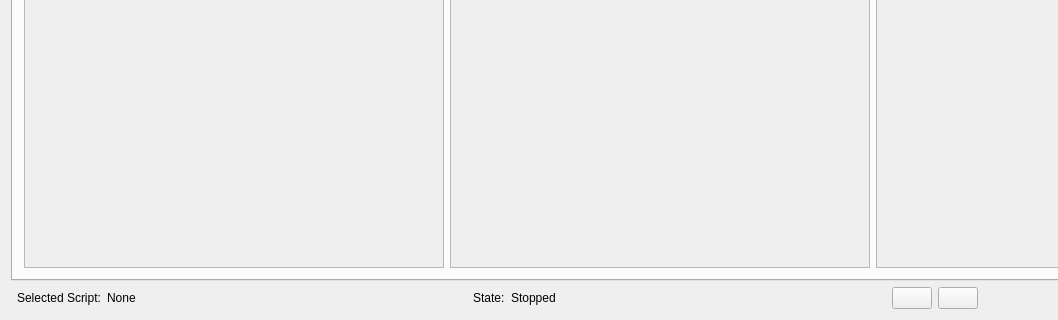
Above: ui/MainWindow.ui from magicdominic/RaspExt before the change; both pictures show x 0 to 1058 and y 427 to 747 of the 1320 by 747 pixel window. Below: the same form after it.
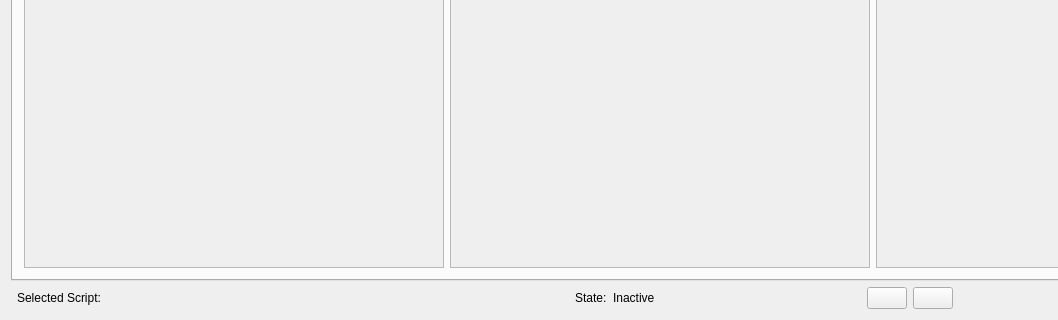
That is the form after the change. The open tabs and pages were chosen to show the change. Icons and pictures are not drawn.

```diff
--- a/ui/MainWindow.ui
+++ b/ui/MainWindow.ui
@@ -316,9 +316,12 @@
         <property name="orientation">
          <enum>Qt::Horizontal</enum>
         </property>
+        <property name="sizeType">
+         <enum>QSizePolicy::Fixed</enum>
+        </property>
         <property name="sizeHint" stdset="0">
          <size>
-          <width>40</width>
+          <width>350</width>
           <height>20</height>
          </size>
         </property>
@@ -351,7 +354,7 @@
       <item row="1" column="3">
        <widget class="QLabel" name="labelScript">
         <property name="text">
-         <string>None</string>
+         <string/>
         </property>
        </widget>
       </item>
@@ -360,9 +363,12 @@
         <property name="orientation">
          <enum>Qt::Horizontal</enum>
         </property>
+        <property name="sizeType">
+         <enum>QSizePolicy::Fixed</enum>
+        </property>
         <property name="sizeHint" stdset="0">
          <size>
-          <width>40</width>
+          <width>200</width>
           <height>20</height>
          </size>
         </property>
@@ -378,7 +384,7 @@
       <item row="1" column="6">
        <widget class="QLabel" name="labelState">
         <property name="text">
-         <string>Stopped</string>
+         <string>Inactive</string>
         </property>
        </widget>
       </item>
```
Left out of the diff: 12 changed lines with no effect on the pictures.
